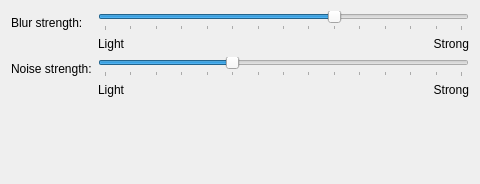
Above: src/plugins/blur/blur_config.ui from KDE/kwin before the change. Below: the same form after it.
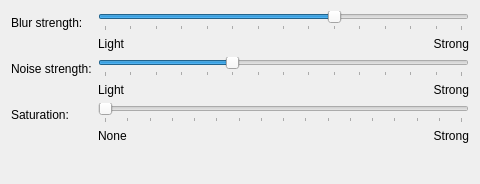
That is the form after the change.

Commit message: plugins/blur: Make saturation configurable

```diff
--- a/src/plugins/blur/blur_config.ui
+++ b/src/plugins/blur/blur_config.ui
@@ -122,6 +122,60 @@
      </item>
     </layout>
    </item>
+   <item row="3" column="0">
+    <widget class="QLabel" name="labelSaturation">
+     <property name="text">
+      <string>Saturation:</string>
+     </property>
+    </widget>
+   </item>
+   <item row="3" column="1">
+    <layout class="QVBoxLayout" name="verticalLayout_3">
+     <item>
+      <widget class="QSlider" name="kcfg_Saturation">
+       <property name="minimum">
+        <number>100</number>
+       </property>
+       <property name="maximum">
+        <number>500</number>
+       </property>
+       <property name="singleStep">
+        <number>25</number>
+       </property>
+       <property name="pageStep">
+        <number>25</number>
+       </property>
+       <property name="orientation">
+        <enum>Qt::Orientation::Horizontal</enum>
+       </property>
+       <property name="tickPosition">
+        <enum>QSlider::TickPosition::TicksBelow</enum>
+       </property>
+      </widget>
+     </item>
+     <item>
+      <layout class="QHBoxLayout" name="horizontalLayout_3">
+       <item>
+        <widget class="QLabel" name="labelSaturationStrong">
+         <property name="text">
+          <string>None</string>
+         </property>
+        </widget>
+       </item>
+       <item>
+        <widget class="QLabel" name="labelSaturationNone">
+         <property name="text">
+          <string>Strong</string>
+         </property>
+         <property name="alignment">
+          <set>Qt::AlignmentFlag::AlignRight|Qt::AlignmentFlag::AlignTrailing|Qt::AlignmentFlag::AlignVCenter</set>
+         </property>
+        </widget>
+       </item>
+      </layout>
+     </item>
+    </layout>
+   </item>
   </layout>
  </widget>
  <resources/>
```
The commit also changes 3 other files.
